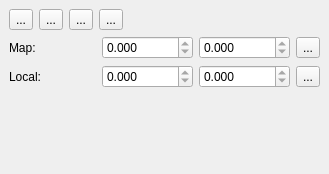
The window that grid/grid_dock_base.ui (lparchaeology/ArkPlan) describes before a commit, drawn with Qt 5.
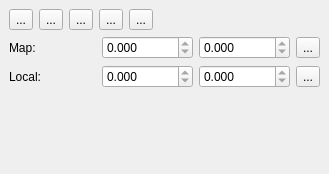
The same window after the commit. Icons and pictures are not drawn. Custom widgets are drawn as their Qt base class.

Commit message: Grid too to add local point to current layer

Patch:
```diff
--- a/grid/grid_dock_base.ui
+++ b/grid/grid_dock_base.ui
@@ -61,6 +61,17 @@
         </property>
        </widget>
       </item>
+      <item>
+       <widget class="QToolButton" name="addMapPointTool">
+        <property name="text">
+         <string>...</string>
+        </property>
+        <property name="icon">
+         <iconset resource="resources.qrc">
+          <normaloff>:/plugins/ArkGrid/mActionCapturePoint.png</normaloff>:/plugins/ArkGrid/mActionCapturePoint.png</iconset>
+        </property>
+       </widget>
+      </item>
       <item>
        <spacer name="horizontalSpacer">
         <property name="orientation">
```
Left out of the diff: 12 changed lines with no effect on the pictures. The commit also changes 6 other files.
